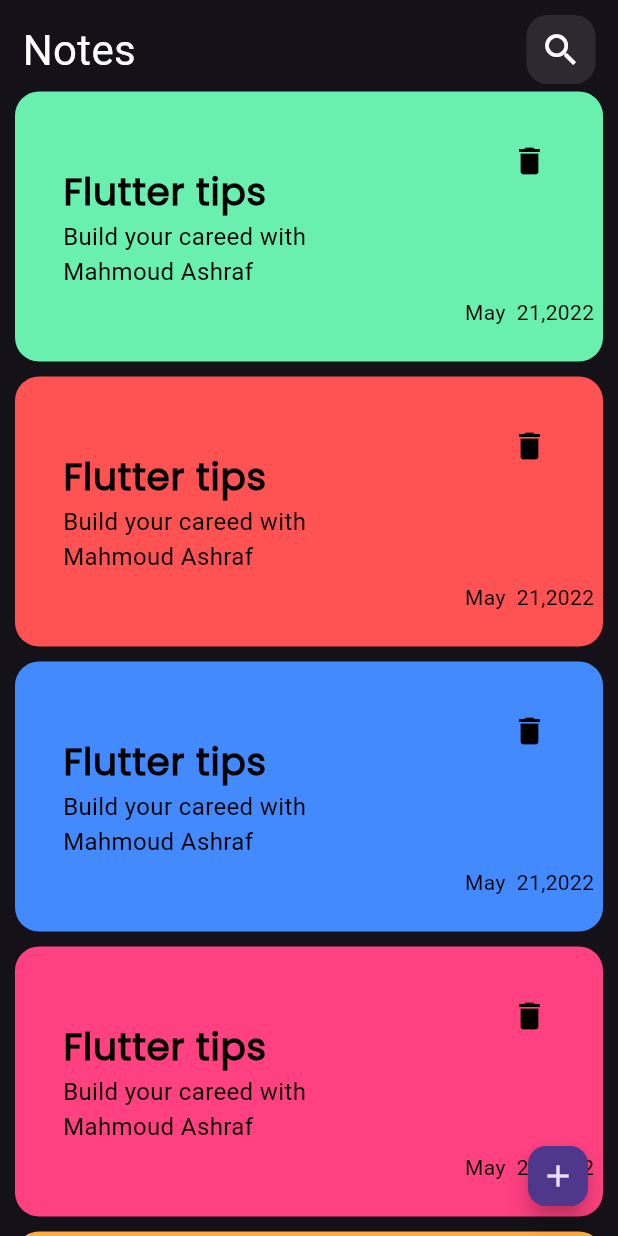
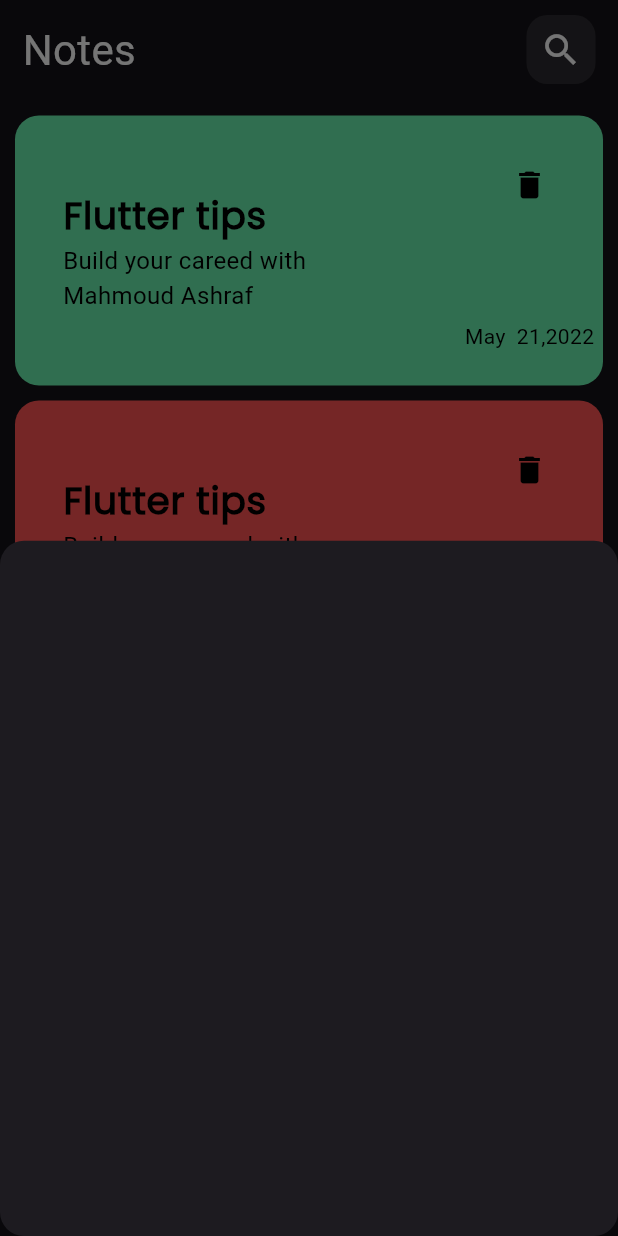
Before and after one commit to Mahmou-d6356567377/Mahmou-d6356567377, a Flutter app: the screen it shows after launch, after a tap on the "add" icon, on a phone screen of 412 x 824 dp. Run offline on Flutter 3.47's test engine with Material 3 defaults, Android fonts, the phone set to English and light mode, and no system bars.

Commit message:
addedNoteBottomSheet

```diff
--- a/lib/Views/NotesView.dart
+++ b/lib/Views/NotesView.dart
@@ -1,4 +1,5 @@
 import 'package:flutter/material.dart';
+import 'package:noteapp/Widgets/AddNoteBottomSheet.dart';
 import 'package:noteapp/Widgets/NotesViewBody.dart';
 
 class NotesView extends StatelessWidget {
@@ -14,7 +15,15 @@ class NotesView extends StatelessWidget {
       debugShowCheckedModeBanner: false,
       home: Scaffold(
        body: NotesViewBody(),
-       floatingActionButton: FloatingActionButton(onPressed: (){},
+       floatingActionButton: FloatingActionButton(onPressed: (){
+        showModalBottomSheet(
+          shape: RoundedRectangleBorder(
+            borderRadius: BorderRadius.circular(16),
+          ) ,
+          context: context, builder: (context){
+          return AddNoteBottomSheet();
+        });
+       },
        child: Icon(Icons.add),
        mini: true,
 
--- /dev/null
+++ b/lib/Widgets/AddNoteBottomSheet.dart
@@ -0,0 +1,12 @@
+import 'package:flutter/material.dart';
+
+
+
+class AddNoteBottomSheet extends StatelessWidget {
+  const AddNoteBottomSheet({super.key});
+
+  @override
+  Widget build(BuildContext context) {
+    return Container();
+  }
+}
--- a/lib/Widgets/NoteListView.dart
+++ b/lib/Widgets/NoteListView.dart
@@ -19,7 +19,10 @@ class NoteListView extends StatelessWidget {
   ];
   @override
   Widget build(BuildContext context) {
-    return ListView.builder(
+    return Padding(
+      padding: const EdgeInsets.symmetric(vertical: 16),
+      child: ListView.builder(
+        padding: EdgeInsets.zero,
        scrollDirection: Axis.vertical,
         itemCount: 20,
 
@@ -28,6 +31,7 @@ class NoteListView extends StatelessWidget {
             final colorIndex = d % data.length;
           return  NoteItem(color: data[colorIndex ],);
         },
+      ),
     );
   }
 }
```
Lines whose indentation alone changed are shown as unchanged.
